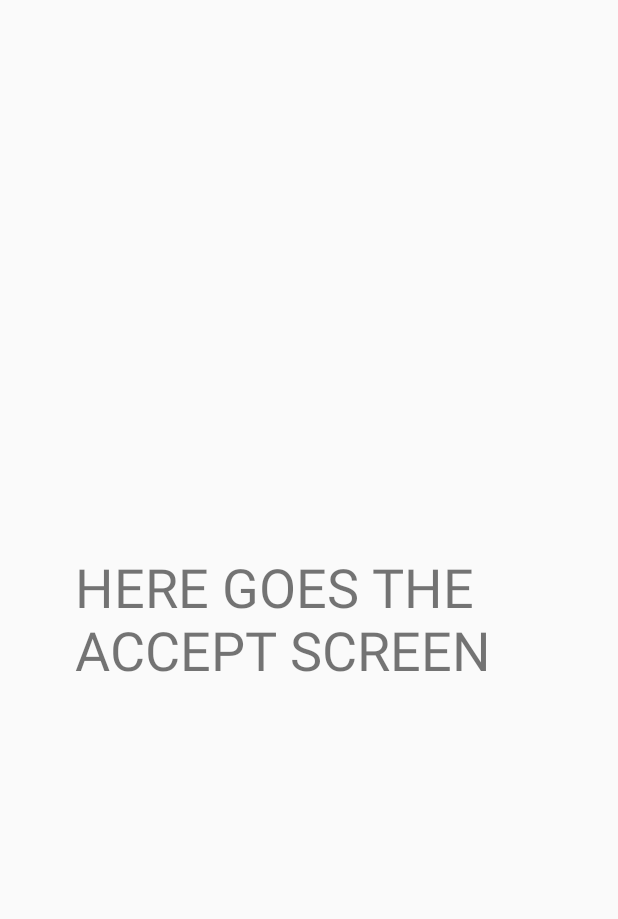
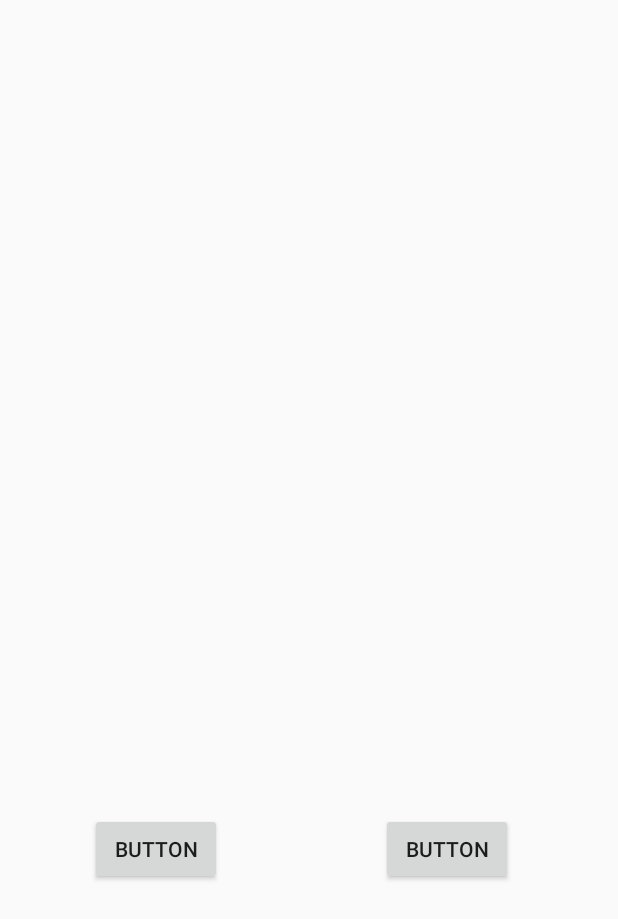
Before and after one commit to FIU-SCIS-Senior-Projects/SkillCourt-7.0, an Android app: the ActivityFromMultiplayerNotif screen opened directly, with no data from a screen before it, on a phone screen of 412 x 824 dp. Shown: the top 919 px of the screen. Run offline under Robolectric (Android 15) with nearby library versions, the light colour scheme and no system bars.

Commit message:
now you can search the user and is going to send the notification to that user

```diff
--- a/app/src/main/AndroidManifest.xml
+++ b/app/src/main/AndroidManifest.xml
@@ -50,6 +50,7 @@
         <activity android:name=".ui.creategame.CreateLobbyRoomActivity" />
         <activity android:name=".ui.creategame.CreateMultiplayerLobbyWaitingActivity" />
         <activity android:name=".ui.statistics.StatsActivity" />
+        <activity android:name=".fcm.SearchUserNotifActivity" />
         <activity
             android:name=".ui.dynamicsteps.DynamicStepsActivity"
             android:label="@string/title_activity_dynamic_steps"
--- a/app/src/main/java/fiu/com/skillcourt/ui/creategame/CreateMultiplayerEntrance.java
+++ b/app/src/main/java/fiu/com/skillcourt/ui/creategame/CreateMultiplayerEntrance.java
@@ -16,6 +16,7 @@ import com.google.firebase.auth.FirebaseAuth;
 
 import fiu.com.skillcourt.R;
 import fiu.com.skillcourt.fcm.MyFirebaseInstanceIDService;
+import fiu.com.skillcourt.fcm.SearchUserNotifActivity;
 import fiu.com.skillcourt.fcm.SendNotifByHTTP;
 import fiu.com.skillcourt.ui.base.BaseActivity;
 import fiu.com.skillcourt.ui.dashboard.MainDashboardActivity;
@@ -46,11 +47,12 @@ public class CreateMultiplayerEntrance extends BaseActivity {
         exit = (Button) findViewById(R.id.ExitButton);
 
         connectToPlayer.setOnClickListener(new View.OnClickListener() {
-            MyFirebaseInstanceIDService myId = new MyFirebaseInstanceIDService();
 
             @Override
             public void onClick(View v) {
-                new SendNotifByHTTP().sending("ecOKP9ut67o:APA91bHNCzw3ha9GN015mnoiy9K7TdG3awWTNNCia8Lonzg5zcEbB6Q5D-z_f7xiXcHztdw5s7Y-Ip0qYex8Q1AYV7oWh5GapNO9Dchvpz7CbekyEKEopU3fWK8ETCexffNa3HV0D12o");
+                Intent intent = new Intent(CreateMultiplayerEntrance.this, SearchUserNotifActivity.class);
+                startActivity(intent);
+                finish();
             }
         });
 
--- a/app/src/main/res/layout/activity_from_multiplayer_notif.xml
+++ b/app/src/main/res/layout/activity_from_multiplayer_notif.xml
@@ -10,15 +10,27 @@
     android:paddingTop="@dimen/activity_vertical_margin"
     tools:context="fiu.com.skillcourt.ActivityFromMultiplayerNotif">
 
-    <TextView
-        android:text="HERE GOES THE ACCEPT SCREEN"
+
+    <Button
+        android:text="Button"
         android:layout_width="wrap_content"
         android:layout_height="wrap_content"
-        android:id="@+id/textView2"
-        android:textSize="36sp"
-        android:layout_centerVertical="true"
+        android:layout_alignParentBottom="true"
         android:layout_alignParentLeft="true"
         android:layout_alignParentStart="true"
-        android:layout_marginLeft="34dp"
-        android:layout_marginStart="34dp" />
+        android:layout_marginLeft="44dp"
+        android:layout_marginStart="44dp"
+        android:layout_marginBottom="218dp"
+        android:id="@+id/button2" />
+
+    <Button
+        android:text="Button"
+        android:layout_width="wrap_content"
+        android:layout_height="wrap_content"
+        android:layout_alignTop="@+id/button2"
+        android:layout_alignParentRight="true"
+        android:layout_alignParentEnd="true"
+        android:layout_marginRight="54dp"
+        android:layout_marginEnd="54dp"
+        android:id="@+id/button3" />
 </RelativeLayout>
```
Also changed, not shown: app/src/main/java/fiu/com/skillcourt/fcm/SearchUserNotifActivity.java (added, +28 -0 lines), app/src/main/java/fiu/com/skillcourt/fcm/SearchUserNotifFragment.java (added, +209 -0 lines), app/src/main/res/layout/fragment_search_user_notif.xml (added, +13 -0 lines), 2 other files.
